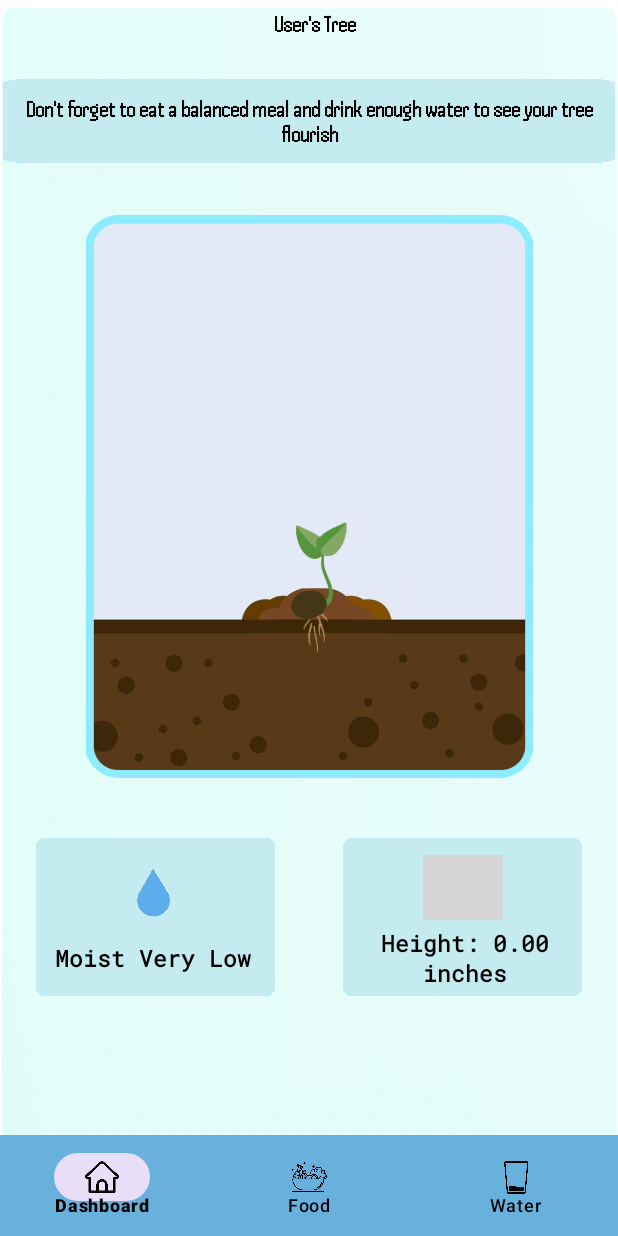
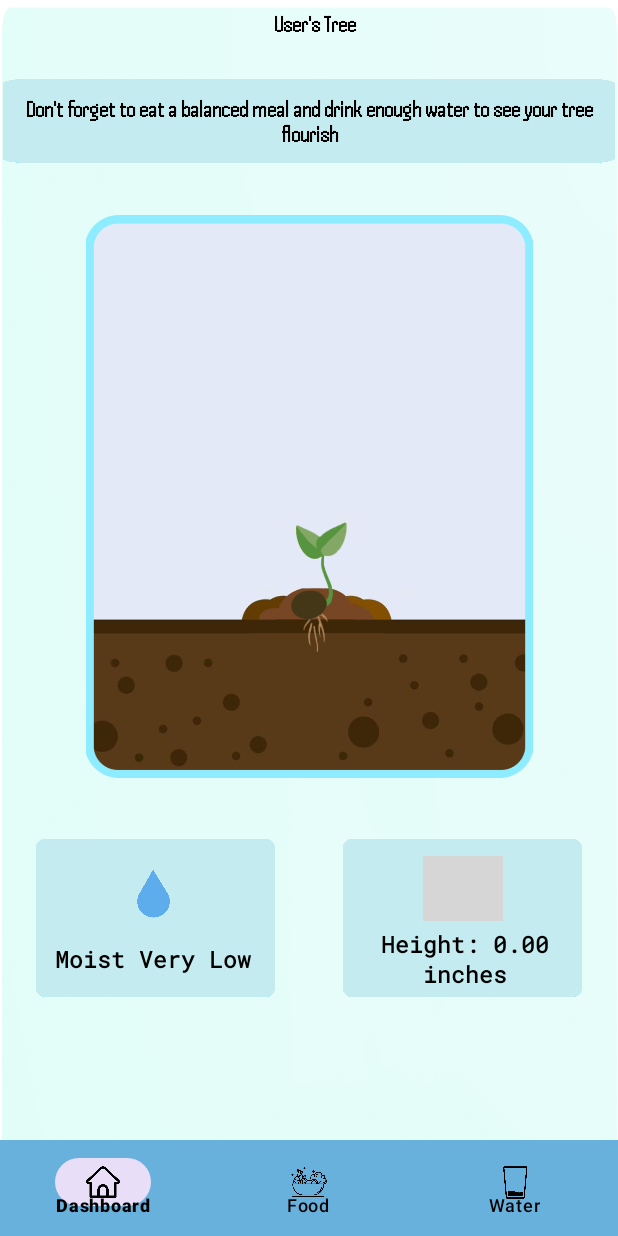
Before and after one commit to AyatKamona/Health-Harvest, an Android app: the UserDashboard screen opened directly, with no data from a screen before it, on a phone screen of 412 x 824 dp. Run offline under Robolectric (Android 15) with nearby library versions, the phone set to English and light mode, and no system bars; grey boxes are pictures that could not be loaded.

Commit message:
fixed dashboard

```diff
--- a/HealthHarvest/app/src/main/res/layout/activity_user_dashboard.xml
+++ b/HealthHarvest/app/src/main/res/layout/activity_user_dashboard.xml
@@ -138,8 +138,8 @@
 
     <com.google.android.material.bottomnavigation.BottomNavigationView
         android:id="@+id/bottomNavigationView"
-        android:layout_width="413dp"
-        android:layout_height="67dp"
+        android:layout_width="match_parent"
+        android:layout_height="64dp"
         android:background="#68B1DD"
         app:itemIconTint="@color/black"
         app:itemTextAppearance="@style/NewFontStyle"
```
